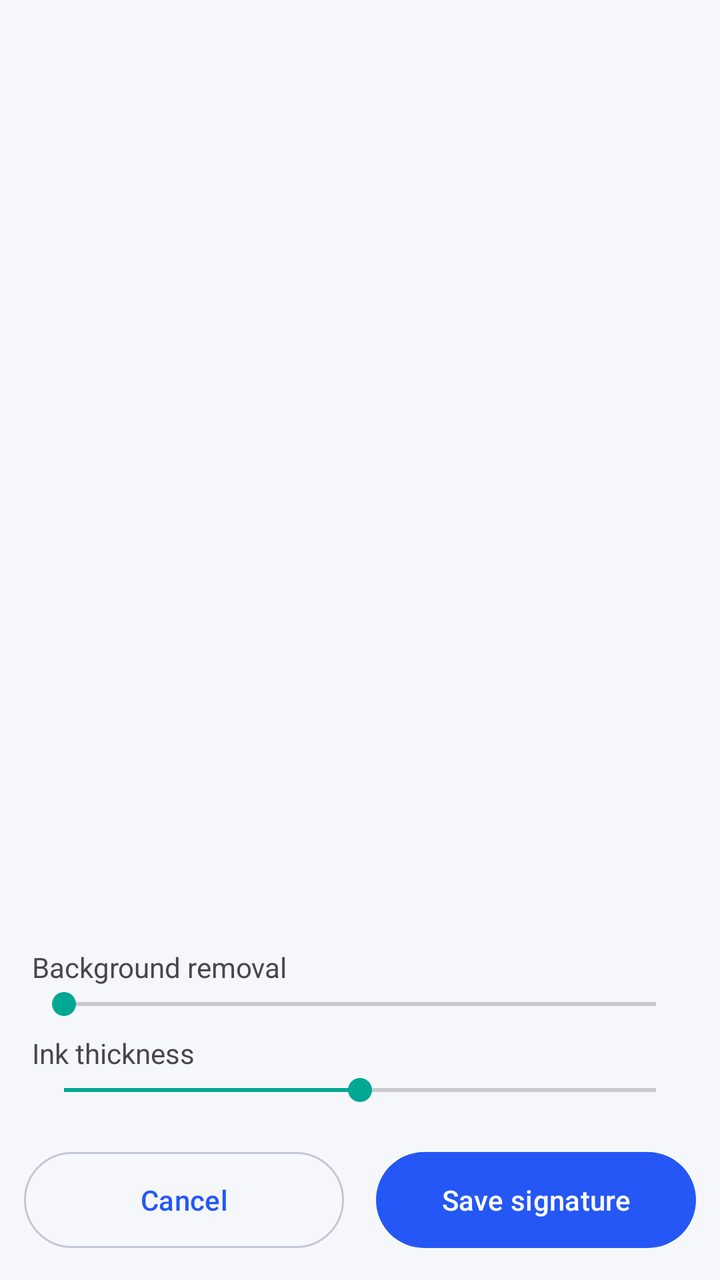
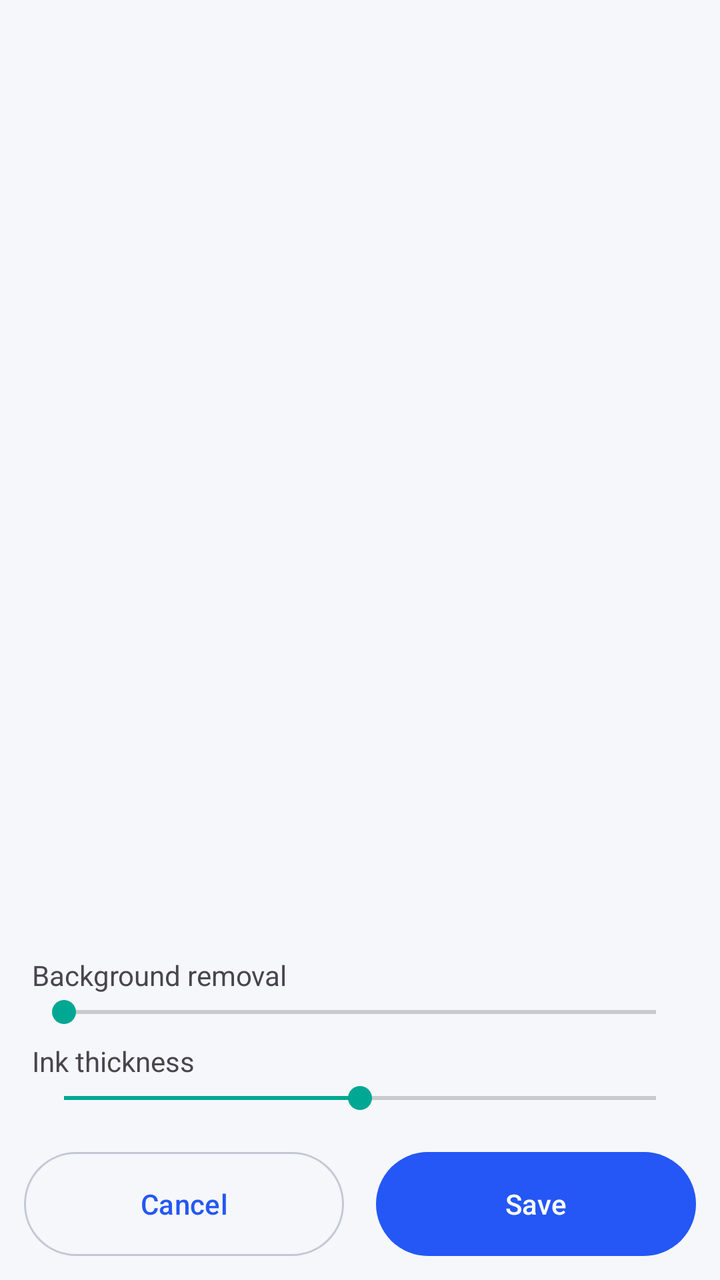

Screens rendered from an Android XML layout before and after an edit, with the pre-edit source and the edit as a unified diff.
<!-- AndroidManifest.xml: application theme Theme.ScanSign -->
<!-- res/layout/activity_signature_edit.xml -->
<?xml version="1.0" encoding="utf-8"?>
<LinearLayout xmlns:android="http://schemas.android.com/apk/res/android"
    xmlns:app="http://schemas.android.com/apk/res-auto"
    android:layout_width="match_parent"
    android:layout_height="match_parent"
    android:orientation="vertical">

    <com.google.android.material.appbar.MaterialToolbar
        android:id="@+id/toolbar"
        style="@style/Widget.App.Toolbar"
        android:layout_width="match_parent"
        android:layout_height="?attr/actionBarSize" />

    <FrameLayout
        android:id="@+id/previewFrame"
        android:layout_width="match_parent"
        android:layout_height="0dp"
        android:layout_margin="12dp"
        android:layout_weight="1">

        <ImageView
            android:id="@+id/preview"
            android:layout_width="match_parent"
            android:layout_height="match_parent"
            android:contentDescription="@null"
            android:padding="12dp"
            android:scaleType="fitCenter" />

        <ProgressBar
            android:id="@+id/progress"
            android:layout_width="40dp"
            android:layout_height="40dp"
            android:layout_gravity="top|end"
            android:layout_margin="8dp"
            android:visibility="gone" />
    </FrameLayout>

    <LinearLayout
        android:layout_width="match_parent"
        android:layout_height="wrap_content"
        android:orientation="vertical"
        android:paddingHorizontal="16dp">

        <TextView
            android:id="@+id/sensLabel"
            android:layout_width="wrap_content"
            android:layout_height="wrap_content"
            android:text="Background removal" />

        <SeekBar
            android:id="@+id/sensitivity"
            android:layout_width="match_parent"
            android:layout_height="wrap_content"
            android:max="160" />

        <TextView
            android:layout_width="wrap_content"
            android:layout_height="wrap_content"
            android:layout_marginTop="6dp"
            android:text="Ink thickness" />

        <SeekBar
            android:id="@+id/boldness"
            android:layout_width="match_parent"
            android:layout_height="wrap_content"
            android:max="100"
            android:progress="50" />

        <com.google.android.material.chip.ChipGroup
            android:id="@+id/inkGroup"
            android:layout_width="wrap_content"
            android:layout_height="wrap_content"
            android:layout_marginTop="6dp"
            app:singleLine="true" />
    </LinearLayout>

    <LinearLayout
        android:layout_width="match_parent"
        android:layout_height="wrap_content"
        android:orientation="horizontal"
        android:padding="12dp">

        <com.google.android.material.button.MaterialButton
            android:id="@+id/btnCancel"
            style="@style/Widget.Material3.Button.OutlinedButton"
            android:layout_width="0dp"
            android:layout_height="56dp"
            android:layout_marginEnd="8dp"
            android:layout_weight="1"
            android:text="Cancel" />

        <com.google.android.material.button.MaterialButton
            android:id="@+id/btnSave"
            android:layout_width="0dp"
            android:layout_height="56dp"
            android:layout_marginStart="8dp"
            android:layout_weight="1"
            android:text="Save signature" />
    </LinearLayout>
</LinearLayout>
<!-- resources referenced by this layout -->
<resources>
  <style name="Widget.App.Toolbar" parent="Widget.Material3.Toolbar">
          <item name="android:background">@color/md_background</item>
          <item name="titleTextAppearance">@style/TextAppearance.App.ToolbarTitle</item>
      </style>
  <style name="Theme.ScanSign" parent="Theme.Material3.DayNight.NoActionBar">
          <item name="colorPrimary">@color/md_primary</item>
          <item name="colorOnPrimary">@color/md_on_primary</item>
          <item name="colorPrimaryContainer">@color/md_primary_container</item>
          <item name="colorOnPrimaryContainer">@color/md_on_primary_container</item>
          <item name="colorSecondary">@color/md_secondary</item>
          <item name="colorSecondaryContainer">@color/md_secondary_container</item>
          <item name="colorOnSecondaryContainer">@color/md_on_secondary_container</item>
          <item name="android:colorBackground">@color/md_background</item>
          <item name="colorSurface">@color/md_surface</item>
          <item name="colorSurfaceVariant">@color/md_surface_variant</item>
          <item name="colorOnSurface">@color/md_on_surface</item>
          <item name="colorOnSurfaceVariant">@color/md_on_surface_variant</item>
          <item name="colorOutline">@color/md_outline</item>
          <item name="android:windowBackground">@color/md_background</item>
          <item name="android:statusBarColor">@color/md_background</item>
          <item name="android:navigationBarColor">@color/md_background</item>
          <item name="android:windowLightStatusBar">@bool/light_bars</item>
          <item name="materialCardViewStyle">@style/Widget.App.Card</item>
      </style>
  <color name="md_background">#F6F7FB</color>
  <style name="TextAppearance.App.ToolbarTitle" parent="TextAppearance.Material3.TitleLarge">
          <item name="android:textStyle">bold</item>
      </style>
  <color name="md_primary">#2457F5</color>
  <color name="md_on_primary">#FFFFFF</color>
  <color name="md_primary_container">#DCE4FF</color>
  <color name="md_on_primary_container">#001652</color>
  <color name="md_secondary">#00A893</color>
  <color name="md_secondary_container">#C9F5EE</color>
  <color name="md_on_secondary_container">#00201C</color>
  <color name="md_surface">#FFFFFF</color>
  <color name="md_surface_variant">#E7EAF3</color>
  <color name="md_on_surface">#151922</color>
  <color name="md_on_surface_variant">#5A6275</color>
  <color name="md_outline">#C3C8D6</color>
  <style name="Widget.App.Card" parent="Widget.Material3.CardView.Elevated">
          <item name="cardCornerRadius">16dp</item>
          <item name="cardElevation">1dp</item>
          <item name="cardBackgroundColor">@color/md_surface</item>
      </style>
</resources>

<!-- the commit's change to res/layout/activity_signature_edit.xml (unified diff, before → after) -->
@@ -82,19 +82,20 @@
 
         <com.google.android.material.button.MaterialButton
             android:id="@+id/btnCancel"
-            style="@style/Widget.Material3.Button.OutlinedButton"
+            style="@style/Widget.App.OutlineButton"
+            android:layout_height="52dp"
             android:layout_width="0dp"
-            android:layout_height="56dp"
             android:layout_marginEnd="8dp"
             android:layout_weight="1"
             android:text="Cancel" />
 
         <com.google.android.material.button.MaterialButton
             android:id="@+id/btnSave"
+            style="@style/Widget.App.PrimaryButton"
+            android:layout_height="52dp"
             android:layout_width="0dp"
-            android:layout_height="56dp"
             android:layout_marginStart="8dp"
             android:layout_weight="1"
-            android:text="Save signature" />
+            android:text="Save" />
     </LinearLayout>
 </LinearLayout>
<!-- resource entries referenced after the edit -->
@@ -1,5 +1,23 @@
 <!-- resources referenced by this layout -->
 <resources>
+  <style name="Widget.App.OutlineButton" parent="Widget.Material3.Button.OutlinedButton">
+          <item name="android:layout_height">52dp</item>
+          <item name="android:maxLines">1</item>
+          <item name="android:ellipsize">end</item>
+          <item name="android:insetTop">0dp</item>
+          <item name="android:insetBottom">0dp</item>
+      </style>
+  <style name="Widget.App.PrimaryButton" parent="Widget.Material3.Button">
+          <item name="android:layout_height">52dp</item>
+          <item name="android:maxLines">1</item>
+          <item name="android:ellipsize">end</item>
+          <item name="android:insetTop">0dp</item>
+          <item name="android:insetBottom">0dp</item>
+          <item name="android:paddingLeft">12dp</item>
+          <item name="android:paddingRight">12dp</item>
+          <item name="iconGravity">textStart</item>
+          <item name="iconPadding">8dp</item>
+      </style>
   <style name="Widget.App.Toolbar" parent="Widget.Material3.Toolbar">
           <item name="android:background">@color/md_background</item>
           <item name="titleTextAppearance">@style/TextAppearance.App.ToolbarTitle</item>
